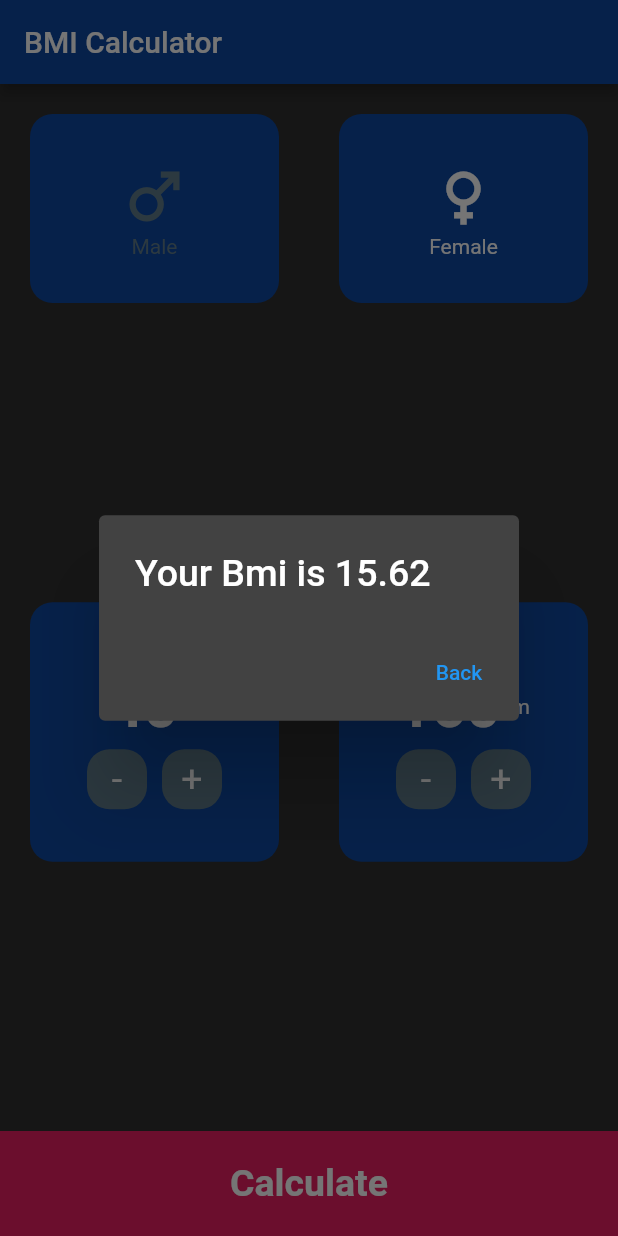
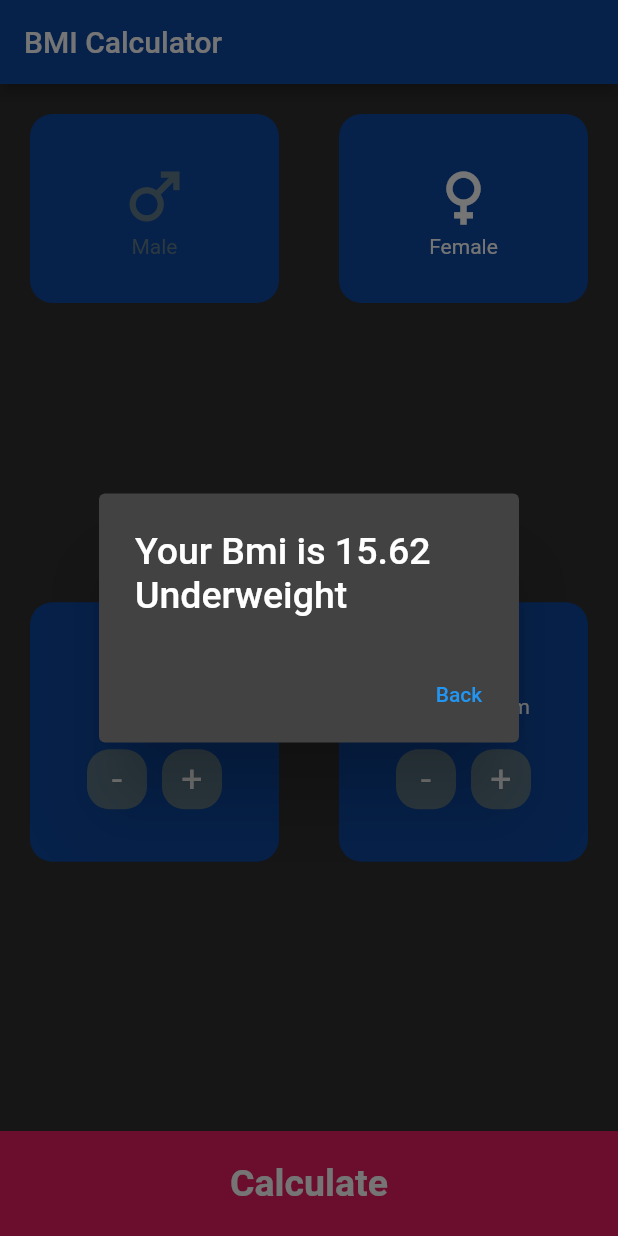
Before and after one commit to Aroob98/BMI-Calculator, a Flutter app: the screen it shows after launch, after a tap on "Calculate", on a phone screen of 412 x 824 dp. Run offline on Flutter 3.47's test engine with Material 2 defaults, Android fonts, the phone set to English and light mode, and no system bars.

Commit message:
BMI Calculator updated

```diff
--- a/lib/home_page.dart
+++ b/lib/home_page.dart
@@ -85,10 +85,21 @@ class _MyHomePageState extends State<MyHomePage> {
               String bmiString = bmi.toStringAsFixed(2);
               print(bmiString);
 
+              String getResult() {
+                if (bmi >= 25) {
+                  return 'Overweight';
+                } else if (bmi > 18.5) {
+                  return 'Healthy';
+                } else {
+                  return 'Underweight';
+                }
+              }
+
 
               showDialog(context: context, builder: (BuildContext context ) {
                 return AlertDialog(
-                  title: Text('Your Bmi is $bmiString', style: TextStyle(fontSize: 25)
+                  title: Text('Your Bmi is $bmiString \n' +getResult(), style: TextStyle(fontSize: 25)
+
                    ),
 
 
```
